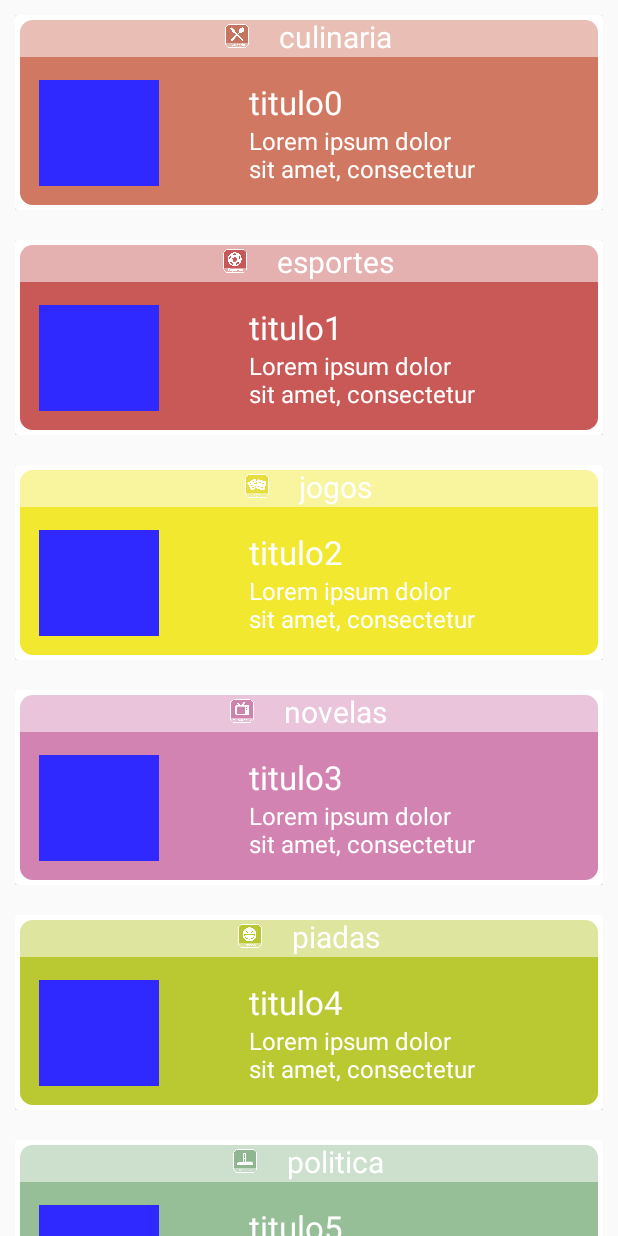
After one commit to fonluiz/projeto-empsoft, an Android app: the FeedFragment screen opened directly, with no data from a screen before it, on a phone screen of 412 x 824 dp. The commit adds this screen. Run offline under Robolectric (Android 15) with nearby library versions, the phone set to English and light mode, and no system bars.

Commit message:
Create Pager

```diff
--- a/MelhorIdade/app/build.gradle
+++ b/MelhorIdade/app/build.gradle
@@ -28,6 +28,7 @@ dependencies {
     compile 'com.android.support:design:25.1.1'
     compile 'com.android.support:cardview-v7:25.1.1'
     compile 'com.android.support:recyclerview-v7:25.1.1'
-    compile 'com.android.support.constraint:constraint-layout:+'
+    compile 'com.android.support.constraint:constraint-layout:1.0.2'
+    compile 'com.android.support:support-v4:25.1.1'
     testCompile 'junit:junit:4.12'
 }
--- a/MelhorIdade/app/src/main/AndroidManifest.xml
+++ b/MelhorIdade/app/src/main/AndroidManifest.xml
@@ -15,7 +15,11 @@
                 <category android:name="android.intent.category.LAUNCHER" />
             </intent-filter>
         </activity>
-        <activity android:name=".FeedActivity"></activity>
+        <activity android:name=".FeedActivity" />
+        <activity
+            android:name=".MainActivity"
+            android:label="@string/title_activity_main"
+            android:theme="@style/AppTheme"></activity>
     </application>
 
 </manifest>
--- /dev/null
+++ b/MelhorIdade/app/src/main/java/com/example/melhoridade/melhoridade/FeedFragment.java
@@ -0,0 +1,91 @@
+package com.example.melhoridade.melhoridade;
+
+import android.content.Context;
+import android.net.Uri;
+import android.os.Bundle;
+import android.support.v4.app.Fragment;
+import android.support.v7.widget.LinearLayoutManager;
+import android.support.v7.widget.RecyclerView;
+import android.view.LayoutInflater;
+import android.view.View;
+import android.view.ViewGroup;
+
+import java.util.ArrayList;
+import java.util.List;
+
+public class FeedFragment extends Fragment {
+
+    public FeedFragment() {
+        // Required empty public constructor
+    }
+
+    public static FeedFragment newInstance() {
+        FeedFragment fragment = new FeedFragment();
+        Bundle args = new Bundle();
+
+        fragment.setArguments(args);
+        return fragment;
+    }
+
+    @Override
+    public void onCreate(Bundle savedInstanceState) {
+        super.onCreate(savedInstanceState);
+        if (getArguments() != null) {
+
+        }
+    }
+
+    @Override
+    public View onCreateView(LayoutInflater inflater, ViewGroup container,
+                             Bundle savedInstanceState) {
+        // Inflate the layout for this fragment
+        View mainView = inflater.inflate(R.layout.fragment_feed, container, false);
+
+        RecyclerView recyclerView = (RecyclerView) mainView.findViewById(R.id.recycler);
+
+        List<Conteudo> conteudos = new ArrayList<>();
+
+        String descript = "Lorem ipsum dolor sit amet, consectetur adipiscing elit";
+        List<String> categorias = new ArrayList<>();
+        categorias.add("culinaria");
+        categorias.add("esportes");
+        categorias.add("jogos");
+        categorias.add("novelas");
+        categorias.add("piadas");
+        categorias.add("politica");
+        categorias.add("religiao");
+        categorias.add("turismo");
+
+
+        for (int i=0; i<10; i++){
+            if(i>7){
+                Conteudo conteudo = new Conteudo("titulo" + i, descript, categorias.get(4));
+                conteudos.add(conteudo);
+            }else{
+                Conteudo conteudo = new Conteudo("titulo" + i, descript, categorias.get(i));
+                conteudos.add(conteudo);
+            }
+        }
+
+        recyclerView.setAdapter(new FeedAdapter(conteudos, getContext()));
+
+        RecyclerView.LayoutManager layout = new LinearLayoutManager(getContext(),
+                LinearLayoutManager.VERTICAL, false);
+
+        recyclerView.setLayoutManager(layout);
+
+        return mainView;
+    }
+
+
+    @Override
+    public void onAttach(Context context) {
+        super.onAttach(context);
+    }
+
+    @Override
+    public void onDetach() {
+        super.onDetach();
+    }
+
+}
--- /dev/null
+++ b/MelhorIdade/app/src/main/java/com/example/melhoridade/melhoridade/MainActivity.java
@@ -0,0 +1,27 @@
+package com.example.melhoridade.melhoridade;
+
+import android.os.Bundle;
+import android.support.design.widget.FloatingActionButton;
+import android.support.design.widget.Snackbar;
+import android.support.v4.view.ViewPager;
+import android.support.v7.app.AppCompatActivity;
+import android.support.v7.widget.Toolbar;
+import android.view.View;
+
+public class MainActivity extends AppCompatActivity {
+
+    PagerAdapter mPagerAdapter;
+    ViewPager mViewPager;
+
+    @Override
+    protected void onCreate(Bundle savedInstanceState) {
+        super.onCreate(savedInstanceState);
+        setContentView(R.layout.activity_main);
+
+        mPagerAdapter = new PagerAdapter(getSupportFragmentManager());
+        mViewPager = (ViewPager) findViewById(R.id.main_pager);
+        mViewPager.setAdapter(mPagerAdapter);
+
+    }
+
+}
--- /dev/null
+++ b/MelhorIdade/app/src/main/java/com/example/melhoridade/melhoridade/PagerAdapter.java
@@ -0,0 +1,27 @@
+package com.example.melhoridade.melhoridade;
+
+import android.support.v4.app.Fragment;
+import android.support.v4.app.FragmentManager;
+import android.support.v4.app.FragmentPagerAdapter;
+
+public class PagerAdapter extends FragmentPagerAdapter {
+
+    public PagerAdapter(FragmentManager fm) {
+        super(fm);
+    }
+
+    @Override
+    public Fragment getItem(int position) {
+        switch (position) {
+            case 0:
+                return FeedFragment.newInstance();
+            default:
+                return FeedFragment.newInstance();
+        }
+    }
+
+    @Override
+    public int getCount() {
+        return 2;
+    }
+}
--- a/MelhorIdade/app/src/main/java/com/example/melhoridade/melhoridade/SelectHobbiesActivity.java
+++ b/MelhorIdade/app/src/main/java/com/example/melhoridade/melhoridade/SelectHobbiesActivity.java
@@ -34,7 +34,7 @@ public class SelectHobbiesActivity extends AppCompatActivity {
         next.setOnClickListener(new View.OnClickListener() {
             @Override
             public void onClick(View v) {
-                Intent i = new Intent(SelectHobbiesActivity.this, FeedActivity.class);
+                Intent i = new Intent(SelectHobbiesActivity.this, MainActivity.class);
                 startActivity(i);
             }
         });
--- /dev/null
+++ b/MelhorIdade/app/src/main/res/layout/activity_main.xml
@@ -0,0 +1,13 @@
+<?xml version="1.0" encoding="utf-8"?>
+<android.support.design.widget.CoordinatorLayout xmlns:android="http://schemas.android.com/apk/res/android"
+    xmlns:tools="http://schemas.android.com/tools"
+    android:layout_width="match_parent"
+    android:layout_height="match_parent"
+    tools:context="com.example.melhoridade.melhoridade.MainActivity">
+
+    <android.support.v4.view.ViewPager
+        android:id="@+id/main_pager"
+        android:layout_width="match_parent"
+        android:layout_height="match_parent" />
+
+</android.support.design.widget.CoordinatorLayout>
--- /dev/null
+++ b/MelhorIdade/app/src/main/res/layout/fragment_feed.xml
@@ -0,0 +1,12 @@
+<FrameLayout xmlns:android="http://schemas.android.com/apk/res/android"
+    xmlns:tools="http://schemas.android.com/tools"
+    android:layout_width="match_parent"
+    android:layout_height="match_parent"
+    tools:context="com.example.melhoridade.melhoridade.FeedFragment">
+
+    <android.support.v7.widget.RecyclerView
+        android:id="@+id/recycler"
+        android:layout_width="match_parent"
+        android:layout_height="match_parent" />
+
+</FrameLayout>
--- a/MelhorIdade/app/src/main/res/values/dimens.xml
+++ b/MelhorIdade/app/src/main/res/values/dimens.xml
@@ -2,5 +2,6 @@
     <!-- Default screen margins, per the Android Design guidelines. -->
     <dimen name="activity_horizontal_margin">16dp</dimen>
     <dimen name="activity_vertical_margin">16dp</dimen>
+    <dimen name="fab_margin">16dp</dimen>
 
 </resources>
--- a/MelhorIdade/app/src/main/res/values/strings.xml
+++ b/MelhorIdade/app/src/main/res/values/strings.xml
@@ -1,3 +1,7 @@
 <resources>
     <string name="app_name">Melhor Idade</string>
+    <string name="title_activity_main">MainActivity</string>
+
+    <!-- TODO: Remove or change this placeholder text -->
+    <string name="hello_blank_fragment">Hello blank fragment</string>
 </resources>
--- a/MelhorIdade/app/src/main/res/values/styles.xml
+++ b/MelhorIdade/app/src/main/res/values/styles.xml
@@ -8,4 +8,8 @@
         <item name="colorAccent">@color/colorAccent</item>
     </style>
 
+    <style name="AppTheme.AppBarOverlay" parent="ThemeOverlay.AppCompat.Dark.ActionBar" />
+
+    <style name="AppTheme.PopupOverlay" parent="ThemeOverlay.AppCompat.Light" />
+
 </resources>
```
